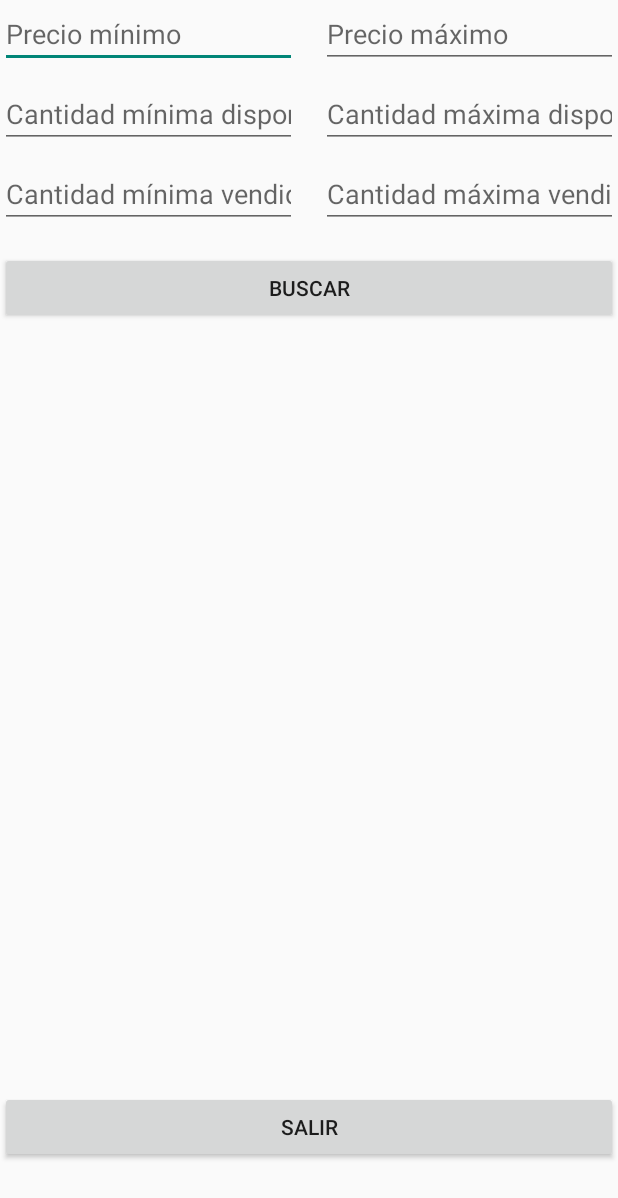
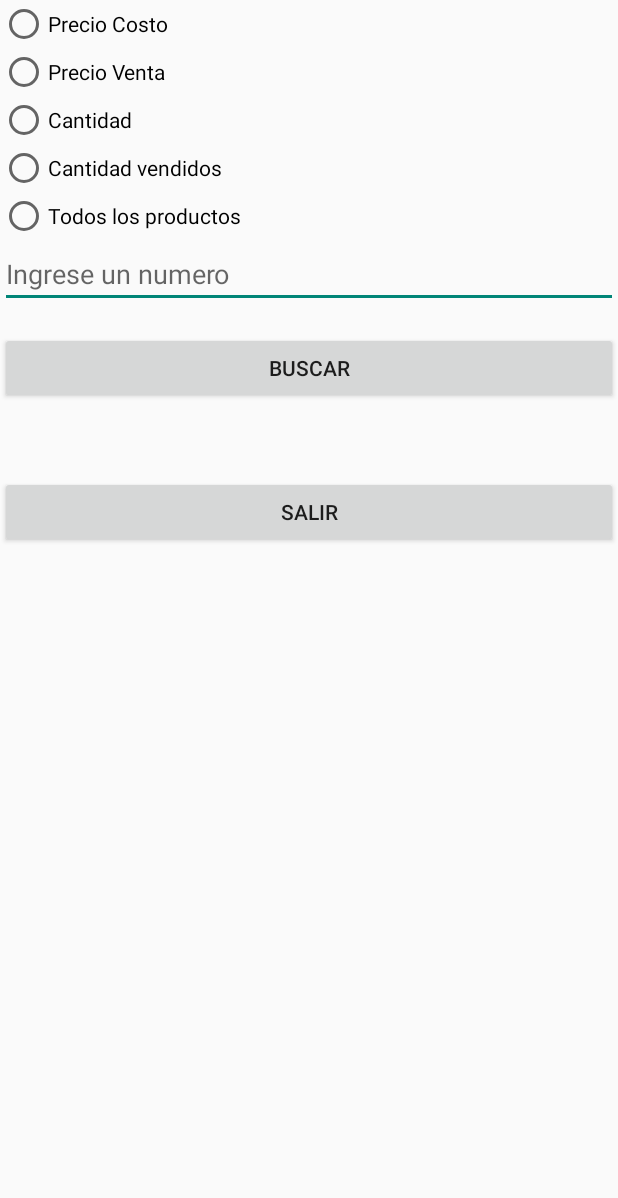
Before and after one commit to MarielaSolanoG/Tar01-Android-Prog-movil-1, an Android app built with Jetpack Compose: the screen it shows after launch (ConsultProductActivity), after a tap on "Consultar productos", on a phone screen of 412 x 824 dp. Shown: the top 1198 px of the screen. Run offline under Robolectric (Android 15) with nearby library versions, the light colour scheme and no system bars.

Commit message:
Agregada funcionalidad consultar producto (tiene que mejorarse)

```diff
--- a/app/src/main/AndroidManifest.xml
+++ b/app/src/main/AndroidManifest.xml
@@ -3,6 +3,7 @@
     xmlns:tools="http://schemas.android.com/tools">
 
     <application
+        android:name=".MyApplication"
         android:allowBackup="true"
         android:dataExtractionRules="@xml/data_extraction_rules"
         android:fullBackupContent="@xml/backup_rules"
--- a/app/src/main/java/com/example/tooltracker/MainActivity.kt
+++ b/app/src/main/java/com/example/tooltracker/MainActivity.kt
@@ -28,10 +28,6 @@ import androidx.compose.ui.unit.dp
 import androidx.compose.ui.unit.sp
 
 class MainActivity : ComponentActivity() {
-    companion object {
-        @JvmField
-        val productManager = ProductManager()
-    }
     override fun onCreate(savedInstanceState: Bundle?) {
         super.onCreate(savedInstanceState)
         setContent {
--- /dev/null
+++ b/app/src/main/java/com/example/tooltracker/MyApplication.java
@@ -0,0 +1,17 @@
+package com.example.tooltracker;
+
+import android.app.Application;
+
+public class MyApplication extends Application {
+    private static ProductManager productManager;
+
+    @Override
+    public void onCreate() {
+        super.onCreate();
+        productManager = new ProductManager();
+    }
+
+    public static ProductManager getProductManager() {
+        return productManager;
+    }
+}
--- a/app/src/main/java/com/example/tooltracker/Product.java
+++ b/app/src/main/java/com/example/tooltracker/Product.java
@@ -66,4 +66,9 @@ public class Product {
     public void setQuantitySold(int quantitySold) {
         this.quantitySold = quantitySold;
     }
+
+    public String toString() {
+        return "Name: " + name + ", Price Cost: $" + priceCost+ ", Price Sale: $" + priceSale+ ", Cantidad: $" + quantity+
+                "Cantidad Vendido: " + quantitySold;
+    }
 }
--- a/app/src/main/java/com/example/tooltracker/ProductManager.kt
+++ b/app/src/main/java/com/example/tooltracker/ProductManager.kt
@@ -2,7 +2,12 @@ package com.example.tooltracker
 
 class ProductManager {
     private val productList = mutableListOf<Product>()
-
+    init {
+        // Cargar la lista de productos de ejemplo en el bloque de inicialización
+        productList.add(Product(1, "Martillo", 100, 10F, 50F,20))
+        productList.add(Product(2, "Clavo", 200, 20F, 60F,40))
+        // Agregar más productos de ejemplo según sea necesario
+    }
     // Método para agregar un producto a la lista
     fun addProduct(product: Product) {
         productList.add(product)
--- a/app/src/main/java/com/example/tooltracker/RegisterProductActivity.java
+++ b/app/src/main/java/com/example/tooltracker/RegisterProductActivity.java
@@ -3,6 +3,8 @@ package com.example.tooltracker;
 import android.app.Activity;
 import android.os.Bundle;
 import android.view.View;
+import android.widget.RadioButton;
+import android.widget.RadioGroup;
 import android.widget.Toast;
 import android.widget.EditText;
 import java.util.List;
@@ -41,7 +43,7 @@ public class RegisterProductActivity extends Activity {
         // Crear un nuevo producto
         Product newProduct = new Product(productId, name, quantity, priceCost, priceSale, quantitySold);
         System.out.println(newProduct);
-        ProductManager productManager = MainActivity.productManager;
+        ProductManager productManager = MyApplication.getProductManager();
         productManager.addProduct(newProduct);
         List<Product> productList = productManager.getProductList();
         for (Product product : productList) {
--- a/app/src/main/res/layout/activity_consult_product.xml
+++ b/app/src/main/res/layout/activity_consult_product.xml
@@ -4,100 +4,68 @@
     android:layout_height="match_parent"
     android:orientation="vertical">
 
-    <!-- Consulta por precio -->
-    <LinearLayout
+
+    <RadioGroup
+        android:id="@+id/radioGroup"
         android:layout_width="match_parent"
         android:layout_height="wrap_content"
-        android:orientation="horizontal">
+        android:orientation="vertical">
 
-        <EditText
-            android:id="@+id/editTextMinPrice"
-            android:layout_width="0dp"
+        <RadioButton
+            android:id="@+id/radioButtonPrecioCosto"
+            android:layout_width="wrap_content"
             android:layout_height="wrap_content"
-            android:layout_weight="1"
-            android:hint="Precio mínimo"
-            android:inputType="numberDecimal"
-            android:layout_marginEnd="8dp" />
+            android:text="Precio Costo" />
 
-        <EditText
-            android:id="@+id/editTextMaxPrice"
-            android:layout_width="0dp"
+        <RadioButton
+            android:id="@+id/radioButtonPrecioVenta"
+            android:layout_width="wrap_content"
             android:layout_height="wrap_content"
-            android:layout_weight="1"
-            android:hint="Precio máximo"
-            android:inputType="numberDecimal"
-            android:layout_marginStart="8dp" />
+            android:text="Precio Venta" />
 
-    </LinearLayout>
+        <RadioButton
+            android:id="@+id/radioButtonCantidad"
+            android:layout_width="wrap_content"
+            android:layout_height="wrap_content"
+            android:text="Cantidad" />
 
-    <!-- Consulta por cantidad disponible -->
-    <LinearLayout
+        <RadioButton
+            android:id="@+id/radioButtonCantidadVendidos"
+            android:layout_width="wrap_content"
+            android:layout_height="wrap_content"
+            android:text="Cantidad vendidos" />
+        <RadioButton
+            android:id="@+id/radioButtonAllProducts"
+            android:layout_width="wrap_content"
+            android:layout_height="wrap_content"
+            android:text="Todos los productos" />
+    </RadioGroup>
+    <EditText
+        android:id="@+id/editTextSearch"
         android:layout_width="match_parent"
         android:layout_height="wrap_content"
-        android:orientation="horizontal"
-        android:layout_marginTop="8dp">
-
-        <EditText
-            android:id="@+id/editTextMinQuantity"
-            android:layout_width="0dp"
-            android:layout_height="wrap_content"
-            android:layout_weight="1"
-            android:hint="Cantidad mínima disponible"
-            android:inputType="number"
-            android:layout_marginEnd="8dp" />
-
-        <EditText
-            android:id="@+id/editTextMaxQuantity"
-            android:layout_width="0dp"
-            android:layout_height="wrap_content"
-            android:layout_weight="1"
-            android:hint="Cantidad máxima disponible"
-            android:inputType="number"
-            android:layout_marginStart="8dp" />
-
-    </LinearLayout>
-
-    <!-- Consulta por cantidad vendida -->
-    <LinearLayout
-        android:layout_width="match_parent"
-        android:layout_height="wrap_content"
-        android:orientation="horizontal"
-        android:layout_marginTop="8dp">
-
-        <EditText
-            android:id="@+id/editTextMinSold"
-            android:layout_width="0dp"
-            android:layout_height="wrap_content"
-            android:layout_weight="1"
-            android:hint="Cantidad mínima vendida"
-            android:inputType="number"
-            android:layout_marginEnd="8dp" />
-
-        <!-- Agregar un margen start al último elemento para evitar que se pegue al borde derecho -->
-        <EditText
-            android:id="@+id/editTextMaxSold"
-            android:layout_width="0dp"
-            android:layout_height="wrap_content"
-            android:layout_weight="1"
-            android:hint="Cantidad máxima vendida"
-            android:inputType="number"
-            android:layout_marginStart="8dp" />
-
-    </LinearLayout>
-
+        android:hint="Ingrese un numero"
+        android:inputType="number"
+        android:maxLines="1"
+        android:singleLine="true"
+        android:imeOptions="actionNext"
+        />
     <!-- Botón de búsqueda -->
     <Button
         android:id="@+id/buttonSearch"
         android:layout_width="match_parent"
         android:layout_height="wrap_content"
         android:text="Buscar"
+        android:onClick="searchProductButtonClick"
         android:layout_marginTop="16dp" />
 
-
-    <GridView
+    <ListView
+        android:id="@+id/listViewResults"
         android:layout_width="match_parent"
-        android:layout_height="495dp" />
-
+        android:layout_height="wrap_content"
+        android:padding="16dp"
+        android:divider="@null"
+        android:dividerHeight="0dp"/>
     <Button
         android:id="@+id/buttonExit"
         android:layout_width="match_parent"
```
Also changed, not shown: app/src/main/java/com/example/tooltracker/ConsultProductActivity.java (+123 -3 lines).
